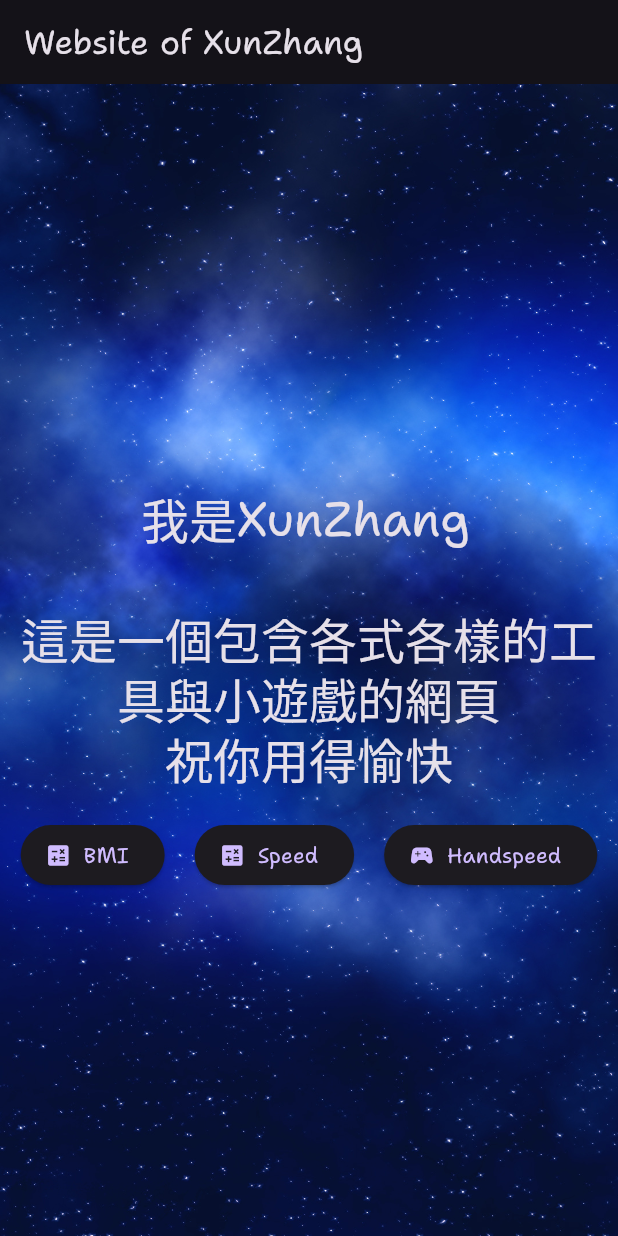
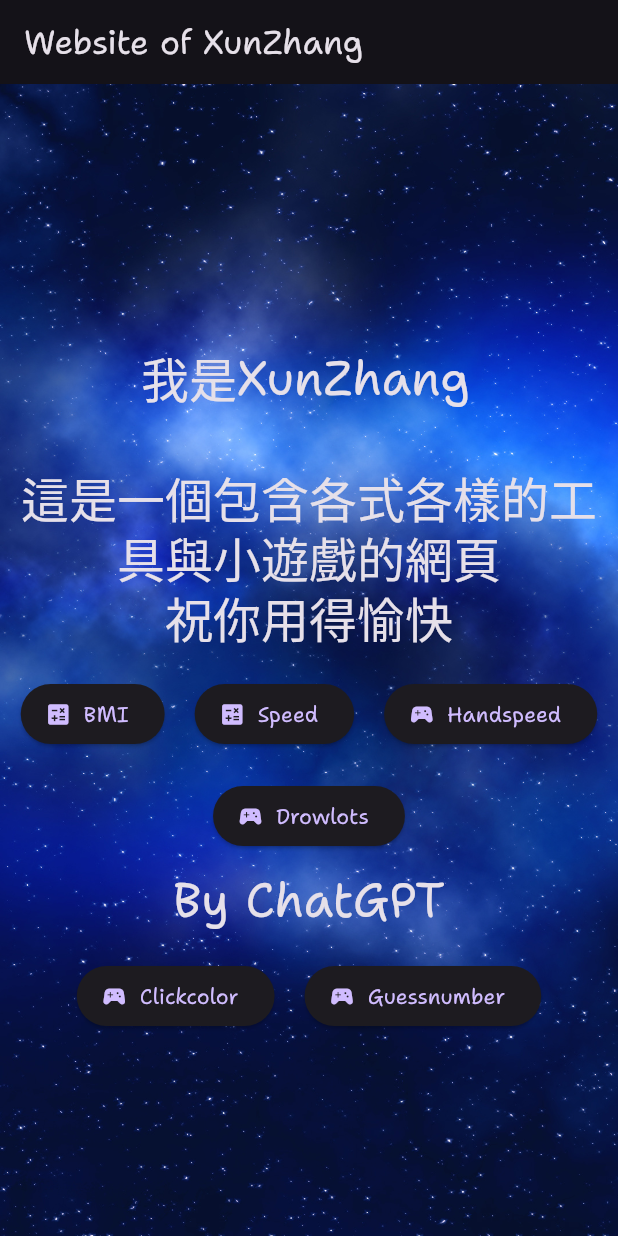
Before and after one commit to XunZhang-anson/website, a Flutter app: the screen it shows after launch, on a phone screen of 412 x 824 dp. Run offline on Flutter 3.47's test engine with Material 2 defaults, Android fonts, the light colour scheme and no system bars; drawn by our look-alikes of animated_text_kit; project files that could hold a hidden picture were left out.

Commit message:
chatgpt try and finish two game

```diff
--- a/lib/main.dart
+++ b/lib/main.dart
@@ -3,6 +3,9 @@
 import 'pages/bmi.dart';
 import 'pages/speed.dart';
 import 'pages/handspeed.dart';
+import 'pages/drowlots.dart';
+import 'pages/clickcolor.dart';
+import 'pages/guessnumber.dart';
 import 'package:flutter_web_plugins/url_strategy.dart';
 
 void main() {
@@ -20,6 +23,9 @@
         '/bmi': (context) => const BMIPage(),
         '/speed': (context) => const SpeedPage(),
         '/handspeed': (context) => const HandspeedPage(),
+        '/drowlots': (context) => const drowlotsPage(),
+        '/clickcolor': (context) => const ClickcolorPage(),
+        '/guessnumber': (context) => const GuessNumberPage(),
       },
       title: 'Website of XunZhang',
       theme: ThemeData(
@@ -78,8 +84,16 @@
                         child: AnimatedTextKit(
                           isRepeatingAnimation: true,
                           animatedTexts: [
-                          RotateAnimatedText('XunZhang',textStyle: Theme.of(context).textTheme.headlineLarge,),
-                          RotateAnimatedText('勳章',textStyle: Theme.of(context).textTheme.headlineLarge,),
+                            RotateAnimatedText(
+                              'XunZhang',
+                              textStyle:
+                                  Theme.of(context).textTheme.headlineLarge,
+                            ),
+                            RotateAnimatedText(
+                              '勳章',
+                              textStyle:
+                                  Theme.of(context).textTheme.headlineLarge,
+                            ),
                           ],
                         ),
                       )
@@ -116,10 +130,51 @@
                       icon: const Icon(Icons.sports_esports),
                       label: const Text('Handspeed'),
                     ),
+                    ElevatedButton.icon(
+                      onPressed: () {
+                        Navigator.pushNamed(context, '/drowlots');
+                      },
+                      icon: const Icon(Icons.sports_esports),
+                      label: const Text('Drowlots'),
+                    ),
+                  ],
+                ),
+                Container(
+                    constraints: const BoxConstraints(
+                      minHeight: 120.0,
+                    ),
+                    child: Column(
+                      mainAxisAlignment: MainAxisAlignment.end,
+                      crossAxisAlignment: CrossAxisAlignment.center,
+                      children: [
+                        Text('By ChatGPT',
+                            style: Theme.of(context).textTheme.headlineLarge,
+                            textAlign: TextAlign.center),
+                        const SizedBox(height: 20),
+                        Wrap(
+                          spacing: 20,
+                          runSpacing: 20,
+                          alignment: WrapAlignment.center,
+                          children: <Widget>[
+                            ElevatedButton.icon(
+                              onPressed: () {
+                                Navigator.pushNamed(context, '/clickcolor');
+                              },
+                              icon: const Icon(Icons.sports_esports),
+                              label: const Text('Clickcolor'),
+                            ),
+                            ElevatedButton.icon(
+                              onPressed: () {
+                                Navigator.pushNamed(context, '/guessnumber');
+                              },
+                              icon: const Icon(Icons.sports_esports),
+                              label: const Text('Guessnumber'),
+                            ),
                           ],
                         ),
                       ],
                     )),
-        ));
+              ]))),
+    );
   }
 }
--- a/pubspec.yaml
+++ b/pubspec.yaml
@@ -8,6 +8,7 @@
 
 dependencies:
   animated_text_kit: ^4.2.2
+  audioplayers: ^3.0.1
   flutter:
     sdk: flutter
   flutter_web_plugins:
```
Also changed, not shown: lib/pages/clickcolor.dart (added, +67 -0 lines), lib/pages/drowlots.dart (added, +58 -0 lines), lib/pages/guessnumber.dart (added, +128 -0 lines), 2 other files. Lines whose indentation alone changed are shown as unchanged.
